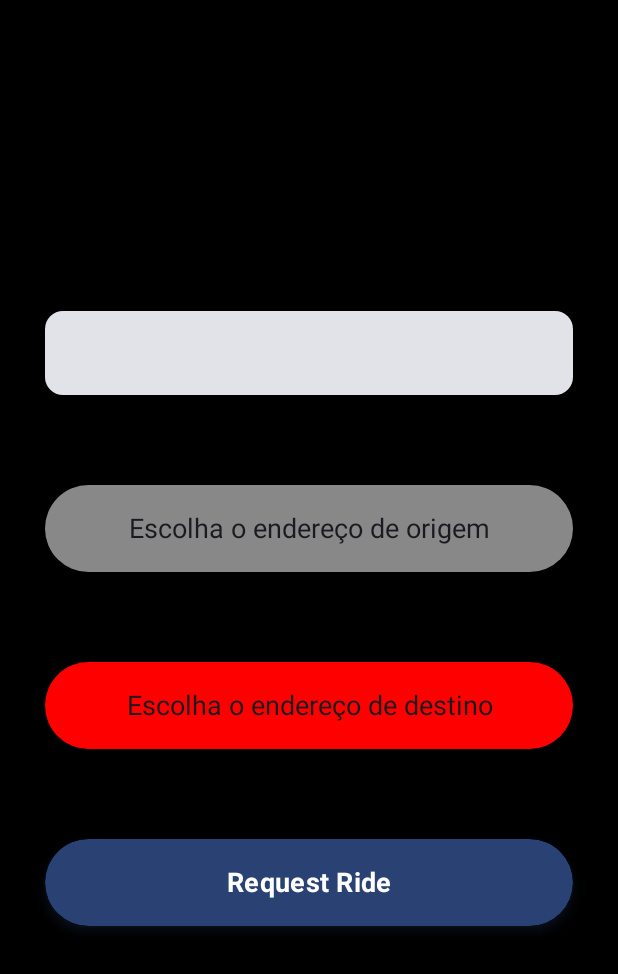
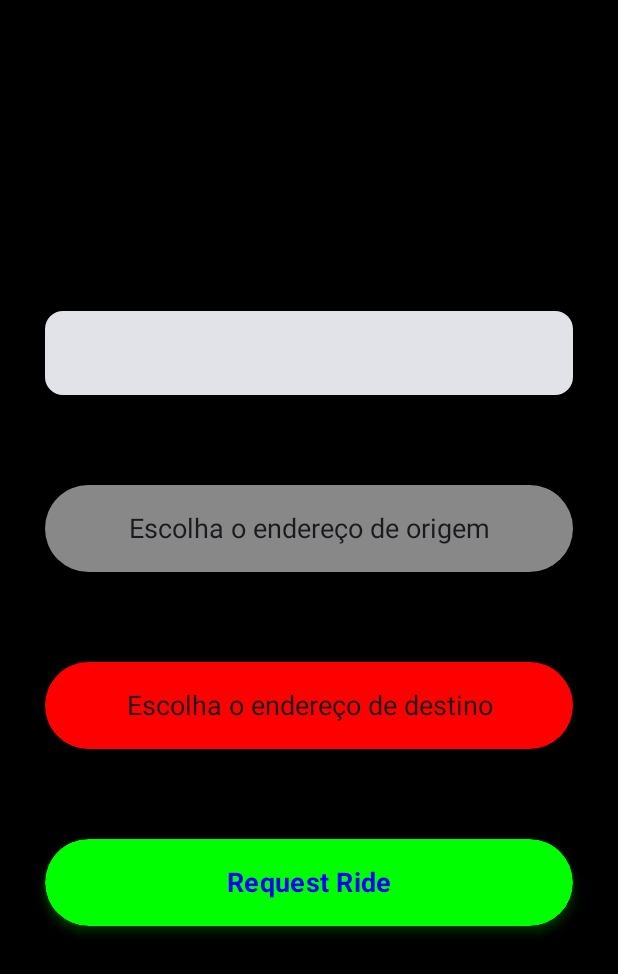
Before and after one commit to do5-5anto5/voyager, an Android app built with Jetpack Compose: the screen it shows after launch (MainActivity), on a phone screen of 412 x 824 dp. Shown: the top 974 px of the screen. Run offline under Robolectric (Android 15) with nearby library versions, the phone set to English and light mode, and no system bars; libraries missing offline, so code that uses them is left out: com.jakewharton.retrofit2.

Commit message:
refactor: DefaultButton colors

```diff
--- a/app/src/main/java/com/voyager/presenter/components/formulary/DefaultButton.kt
+++ b/app/src/main/java/com/voyager/presenter/components/formulary/DefaultButton.kt
@@ -6,12 +6,12 @@ import androidx.compose.foundation.layout.size
 import androidx.compose.foundation.shape.RoundedCornerShape
 import androidx.compose.material3.Button
 import androidx.compose.material3.ButtonDefaults
-import androidx.compose.material3.MaterialTheme
 import androidx.compose.material3.Text
 import androidx.compose.runtime.Composable
 import androidx.compose.runtime.getValue
 import androidx.compose.ui.Modifier
 import androidx.compose.ui.draw.shadow
+import androidx.compose.ui.graphics.Color
 import androidx.compose.ui.layout.ContentScale
 import androidx.compose.ui.text.TextStyle
 import androidx.compose.ui.text.font.FontWeight
@@ -44,13 +44,13 @@ fun DefaultButton(
             .shadow(
                 shape = RoundedCornerShape(100.dp),
                 elevation = 4.dp,
-                spotColor = MaterialTheme.colorScheme.primary,
-                ambientColor = MaterialTheme.colorScheme.primary
+                spotColor = Color.Green,
+                ambientColor = Color.LightGray
             ),
         enabled = enabled && !isLoading,
         colors = ButtonDefaults.buttonColors(
-            containerColor = MaterialTheme.colorScheme.primary,
-            disabledContainerColor = MaterialTheme.colorScheme.secondary
+            containerColor = Color.Green,
+            disabledContainerColor = Color.LightGray
         ),
         content = {
             if (isLoading) {
@@ -66,6 +66,7 @@ fun DefaultButton(
                 Text(
                     text = text,
                     style = TextStyle(
+                        color = Color.Blue,
                         fontSize = 18.sp,
                         lineHeight = 22.4.sp,
                         fontWeight = FontWeight.Bold,
```
